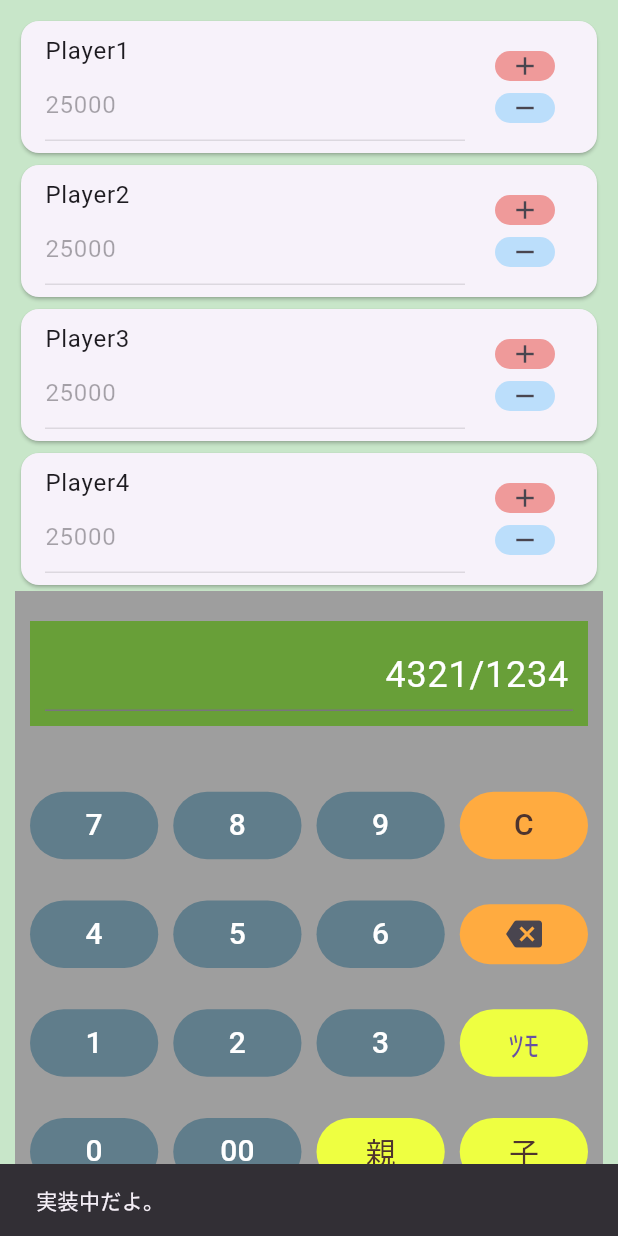
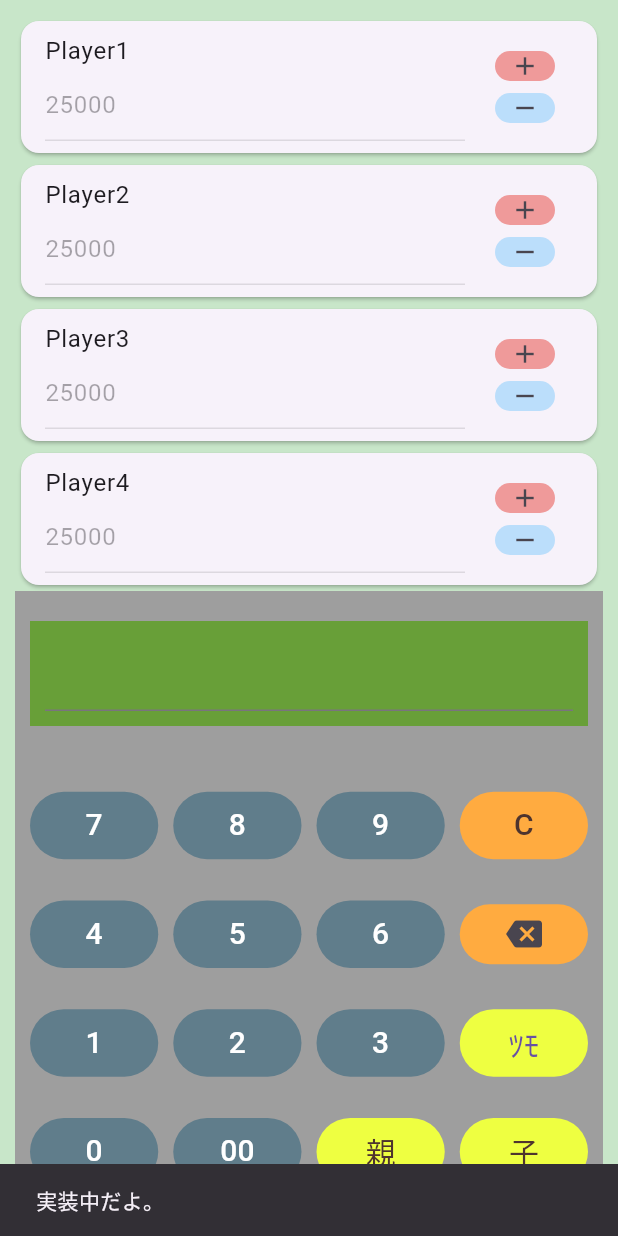
Before and after one commit to shozsp/augsix, a Flutter app: the screen it shows after launch, after a tap on "ﾂﾓ", on a phone screen of 412 x 824 dp. Run offline on Flutter 3.47's test engine with Material 3 defaults, Android fonts, the light colour scheme and no system bars; our stand-ins replace camera, carousel_slider, loading_animation_widget; missing offline and left inert: collapsible_sidebar; Roboto replaces fonts that are missing (OptFont, OptFonts).

Commit message:
refactoring and hide developing things.

```diff
--- a/lib/main.dart
+++ b/lib/main.dart
@@ -61,21 +61,21 @@ class _SidebarPageState extends State<SidebarPage> {
         icon: Icons.edit_square,
         onPressed: () => setState(() => _headline = '手牌編集'),
       ),
-      CollapsibleItem(
-        text: '上がりチェック',
-        icon: Icons.fact_check,
-        onPressed: () => setState(() => _headline = '上がりチェック'),
-      ),
-      CollapsibleItem(
-        text: '点数計算',
-        icon: Icons.functions,
-        onPressed: () => setState(() => _headline = '点数計算'),
-      ),
-      CollapsibleItem(
-        text: 'ライセンス',
-        icon: Icons.card_membership,
-        onPressed: () => setState(() => _headline = 'ライセンス'),
-      )
+      // CollapsibleItem(
+      //   text: '上がりチェック',
+      //   icon: Icons.fact_check,
+      //   onPressed: () => setState(() => _headline = '上がりチェック'),
+      // ),
+      // CollapsibleItem(
+      //   text: '点数計算',
+      //   icon: Icons.functions,
+      //   onPressed: () => setState(() => _headline = '点数計算'),
+      // ),
+      // CollapsibleItem(
+      //   text: 'ライセンス',
+      //   icon: Icons.card_membership,
+      //   onPressed: () => setState(() => _headline = 'ライセンス'),
+      // )
     ];
   }
 
--- a/lib/sub_page_view/calc_page.dart
+++ b/lib/sub_page_view/calc_page.dart
@@ -201,19 +201,16 @@ class _CalcPage extends State<CalcPage> {
   }
 
   void changeTsumo() {
-    _tmpScore.text = "4321/1234";
     ScaffoldMessenger.of(context).showSnackBar(
         const SnackBar(content: Text('実装中だよ。', style: TextStyle(fontFamily: "OptFonts"),)));
   }
 
   void changeChild() {
-    _tmpScore.text = "4321";
     ScaffoldMessenger.of(context).showSnackBar(
         const SnackBar(content: Text('実装中だよ。', style: TextStyle(fontFamily: "OptFonts"),)));
   }
 
   void changeParent() {
-    _tmpScore.text = "4321";
     ScaffoldMessenger.of(context).showSnackBar(
         const SnackBar(content: Text('実装中だよ。', style: TextStyle(fontFamily: "OptFonts"),)));
   }
--- a/lib/sub_page_view/scan_page.dart
+++ b/lib/sub_page_view/scan_page.dart
@@ -45,6 +45,8 @@ class _ScanPage extends State<ScanPage> {
                       _controller!,
                     ),
                     FloatingActionButton(onPressed: () async {
+                      ScaffoldMessenger.of(context).showSnackBar(
+                          const SnackBar(content: Text('実装中だよ。', style: TextStyle(fontFamily: "OptFonts"),)));
                     }, child: const Icon(Icons.photo_camera),),
                   ],
                 ),
```
Also changed, not shown: lib/sub_page_view/edit_page.dart (+5 -2 lines).
